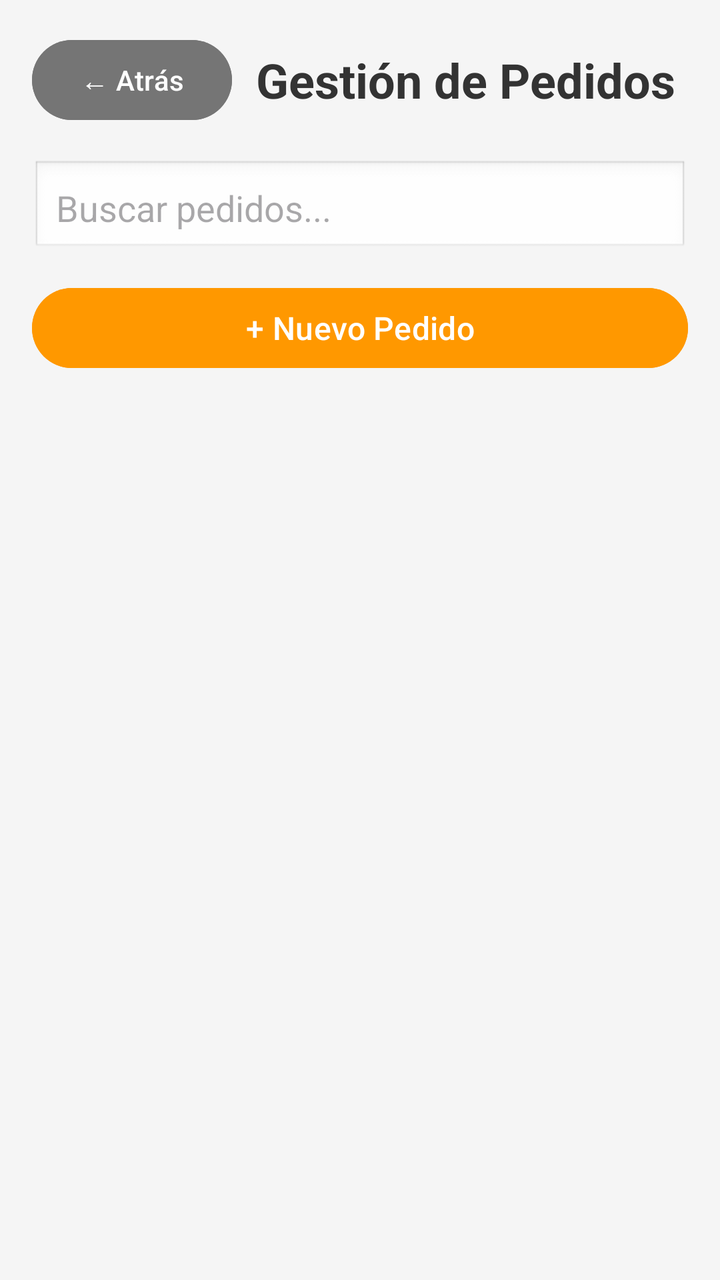
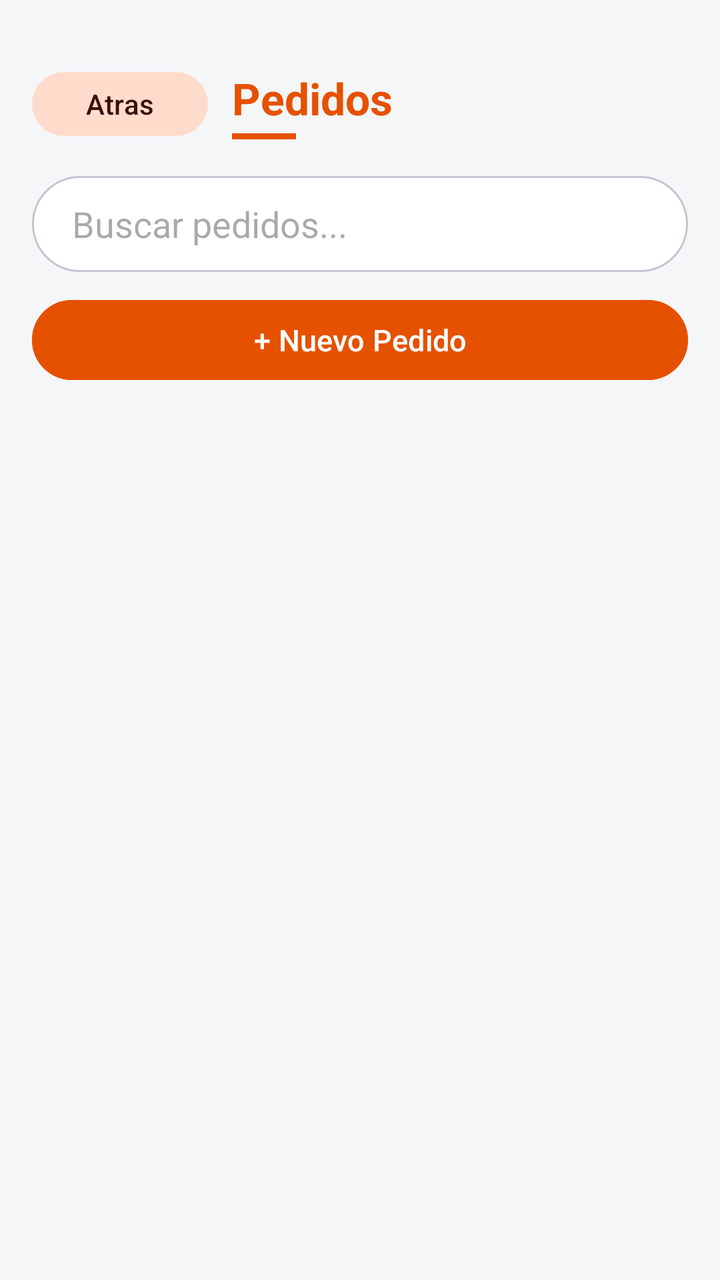

Before-and-after screenshots of an Android layout around one commit, followed by the original layout XML and the change that was made.
<!-- AndroidManifest.xml: application theme Theme.RodamientosYFierros -->
<!-- res/layout/activity_pedidos.xml -->
<?xml version="1.0" encoding="utf-8"?>
<LinearLayout xmlns:android="http://schemas.android.com/apk/res/android"
    android:layout_width="match_parent"
    android:layout_height="match_parent"
    android:orientation="vertical"
    android:padding="16dp"
    android:layout_marginTop="35sp"
    android:background="#f5f5f5">

    <LinearLayout
        android:layout_width="match_parent"
        android:layout_height="wrap_content"
        android:orientation="horizontal"
        android:layout_marginBottom="16dp"
        android:gravity="center_vertical">

        <Button
            android:id="@+id/btn_volver"
            android:layout_width="wrap_content"
            android:layout_height="48dp"
            android:text="← Atrás"
            android:textSize="14sp"
            android:backgroundTint="#757575"
            android:layout_marginEnd="12dp" />

        <TextView
            android:layout_width="0dp"
            android:layout_height="wrap_content"
            android:layout_weight="1"
            android:text="Gestión de Pedidos"
            android:textSize="24sp"
            android:textStyle="bold"
            android:textColor="#333333" />

    </LinearLayout>

    <EditText
        android:id="@+id/et_buscar_pedido"
        android:layout_width="match_parent"
        android:layout_height="48dp"
        android:hint="Buscar pedidos..."
        android:padding="12dp"
        android:background="@android:drawable/edit_text"
        android:layout_marginBottom="12dp" />

    <Button
        android:id="@+id/btn_agregar_pedido"
        android:layout_width="match_parent"
        android:layout_height="48dp"
        android:text="+ Nuevo Pedido"
        android:textSize="16sp"
        android:layout_marginBottom="16dp"
        android:backgroundTint="#FF9800" />

    <androidx.recyclerview.widget.RecyclerView
        android:id="@+id/rv_pedidos"
        android:layout_width="match_parent"
        android:layout_height="match_parent"
        android:padding="8dp" />

</LinearLayout>
<!-- resources referenced by this layout -->
<resources>
  <style name="Theme.RodamientosYFierros" parent="Base.Theme.RodamientosYFierros" />
  <style name="Base.Theme.RodamientosYFierros" parent="Theme.Material3.DayNight.NoActionBar">
          
          
      </style>
</resources>

<!-- the commit's change to res/layout/activity_pedidos.xml (unified diff, before → after) -->
@@ -3,59 +3,85 @@
     android:layout_width="match_parent"
     android:layout_height="match_parent"
     android:orientation="vertical"
-    android:padding="16dp"
-    android:layout_marginTop="35sp"
-    android:background="#f5f5f5">
+    android:background="@color/background"
+    android:paddingTop="32dp">
 
+    
     <LinearLayout
         android:layout_width="match_parent"
         android:layout_height="wrap_content"
         android:orientation="horizontal"
-        android:layout_marginBottom="16dp"
+        android:paddingHorizontal="16dp"
+        android:paddingBottom="16dp"
         android:gravity="center_vertical">
 
         <Button
             android:id="@+id/btn_volver"
+            style="@style/Widget.Material3.Button.TonalButton"
             android:layout_width="wrap_content"
-            android:layout_height="48dp"
-            android:text="← Atrás"
+            android:layout_height="40dp"
+            android:text="Atras"
             android:textSize="14sp"
-            android:backgroundTint="#757575"
             android:layout_marginEnd="12dp" />
 
-        <TextView
+        <LinearLayout
             android:layout_width="0dp"
             android:layout_height="wrap_content"
             android:layout_weight="1"
-            android:text="Gestión de Pedidos"
-            android:textSize="24sp"
-            android:textStyle="bold"
-            android:textColor="#333333" />
+            android:orientation="vertical">
 
+            <TextView
+                android:layout_width="wrap_content"
+                android:layout_height="wrap_content"
+                android:text="Pedidos"
+                android:textSize="22sp"
+                android:textStyle="bold"
+                android:textColor="@color/color_pedidos" />
+
+            <View
+                android:layout_width="32dp"
+                android:layout_height="3dp"
+                android:background="@color/color_pedidos"
+                android:layout_marginTop="3dp" />
+        </LinearLayout>
     </LinearLayout>
 
-    <EditText
-        android:id="@+id/et_buscar_pedido"
+    
+    <LinearLayout
         android:layout_width="match_parent"
-        android:layout_height="48dp"
-        android:hint="Buscar pedidos..."
-        android:padding="12dp"
-        android:background="@android:drawable/edit_text"
-        android:layout_marginBottom="12dp" />
+        android:layout_height="wrap_content"
+        android:orientation="vertical"
+        android:paddingHorizontal="16dp"
+        android:paddingBottom="12dp">
 
-    <Button
-        android:id="@+id/btn_agregar_pedido"
-        android:layout_width="match_parent"
-        android:layout_height="48dp"
-        android:text="+ Nuevo Pedido"
-        android:textSize="16sp"
-        android:layout_marginBottom="16dp"
-        android:backgroundTint="#FF9800" />
+        <EditText
+            android:id="@+id/et_buscar_pedido"
+            android:layout_width="match_parent"
+            android:layout_height="48dp"
+            android:hint="Buscar pedidos..."
+            android:paddingStart="20dp"
+            android:paddingEnd="20dp"
+            android:background="@drawable/bg_search"
+            android:inputType="text"
+            android:layout_marginBottom="10dp" />
 
+        <Button
+            android:id="@+id/btn_agregar_pedido"
+            android:layout_width="match_parent"
+            android:layout_height="48dp"
+            android:text="+ Nuevo Pedido"
+            android:textSize="15sp"
+            android:backgroundTint="@color/color_pedidos" />
+    </LinearLayout>
+
+    
     <androidx.recyclerview.widget.RecyclerView
         android:id="@+id/rv_pedidos"
         android:layout_width="match_parent"
         android:layout_height="match_parent"
-        android:padding="8dp" />
+        android:paddingHorizontal="12dp"
+        android:paddingTop="4dp"
+        android:paddingBottom="16dp"
+        android:clipToPadding="false" />
 
 </LinearLayout>
<!-- resource entries referenced after the edit -->
@@ -1,9 +1,64 @@
 <!-- resources referenced by this layout -->
 <resources>
+  <color name="background">#F4F6F8</color>
+  <color name="color_pedidos">#E65100</color>
+  <!-- drawable bg_search (drawable) -->
+  <?xml version="1.0" encoding="utf-8"?>
+  <shape xmlns:android="http://schemas.android.com/apk/res/android"
+      android:shape="rectangle">
+      <solid android:color="@color/surface" />
+      <stroke android:width="1dp" android:color="@color/outline_variant" />
+      <corners android:radius="28dp" />
+  </shape>
   <style name="Theme.RodamientosYFierros" parent="Base.Theme.RodamientosYFierros" />
+  <color name="surface">#FFFFFF</color>
+  <color name="outline_variant">#C4C6D0</color>
   <style name="Base.Theme.RodamientosYFierros" parent="Theme.Material3.DayNight.NoActionBar">
-          
-          
+          <item name="colorPrimary">@color/primary</item>
+          <item name="colorOnPrimary">@color/on_primary</item>
+          <item name="colorPrimaryContainer">@color/primary_container</item>
+          <item name="colorOnPrimaryContainer">@color/on_primary_container</item>
+          <item name="colorSecondary">@color/secondary</item>
+          <item name="colorOnSecondary">@color/on_secondary</item>
+          <item name="colorSecondaryContainer">@color/secondary_container</item>
+          <item name="colorOnSecondaryContainer">@color/on_secondary_container</item>
+          <item name="colorTertiary">@color/tertiary</item>
+          <item name="colorOnTertiary">@color/on_tertiary</item>
+          <item name="colorTertiaryContainer">@color/tertiary_container</item>
+          <item name="colorOnTertiaryContainer">@color/on_tertiary_container</item>
+          <item name="colorError">@color/error</item>
+          <item name="colorOnError">@color/on_error</item>
+          <item name="colorErrorContainer">@color/error_container</item>
+          <item name="colorOnErrorContainer">@color/on_error_container</item>
+          <item name="android:colorBackground">@color/background</item>
+          <item name="colorOnBackground">@color/on_background</item>
+          <item name="colorSurface">@color/surface</item>
+          <item name="colorOnSurface">@color/on_surface</item>
+          <item name="colorSurfaceVariant">@color/surface_variant</item>
+          <item name="colorOnSurfaceVariant">@color/on_surface_variant</item>
+          <item name="colorOutline">@color/outline</item>
+          <item name="colorOutlineVariant">@color/outline_variant</item>
       </style>
+  <color name="primary">#1565C0</color>
+  <color name="on_primary">#FFFFFF</color>
+  <color name="primary_container">#D6E4FF</color>
+  <color name="on_primary_container">#001A41</color>
+  <color name="secondary">#E65100</color>
+  <color name="on_secondary">#FFFFFF</color>
+  <color name="secondary_container">#FFDBCC</color>
+  <color name="on_secondary_container">#3A1000</color>
+  <color name="tertiary">#2E7D32</color>
+  <color name="on_tertiary">#FFFFFF</color>
+  <color name="tertiary_container">#B9F0B8</color>
+  <color name="on_tertiary_container">#002106</color>
+  <color name="error">#BA1A1A</color>
+  <color name="on_error">#FFFFFF</color>
+  <color name="error_container">#FFDAD6</color>
+  <color name="on_error_container">#410002</color>
+  <color name="on_background">#1C1B1F</color>
+  <color name="on_surface">#1C1B1F</color>
+  <color name="surface_variant">#E1E2EC</color>
+  <color name="on_surface_variant">#44464F</color>
+  <color name="outline">#74777F</color>
 </resources>
 
